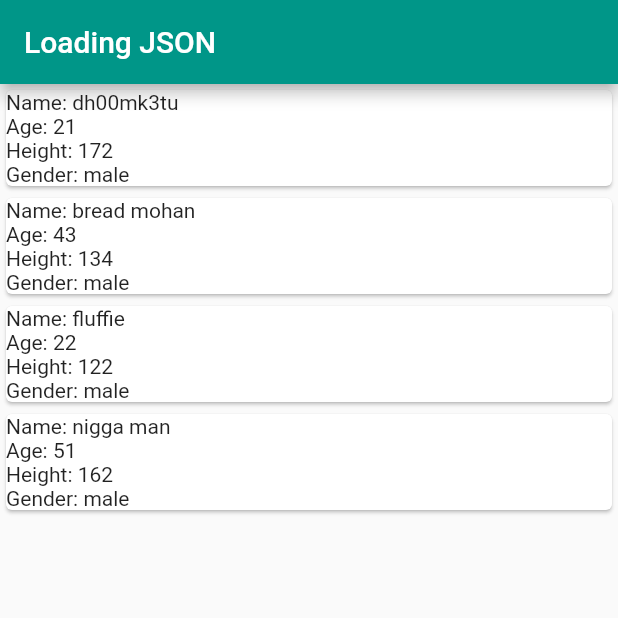
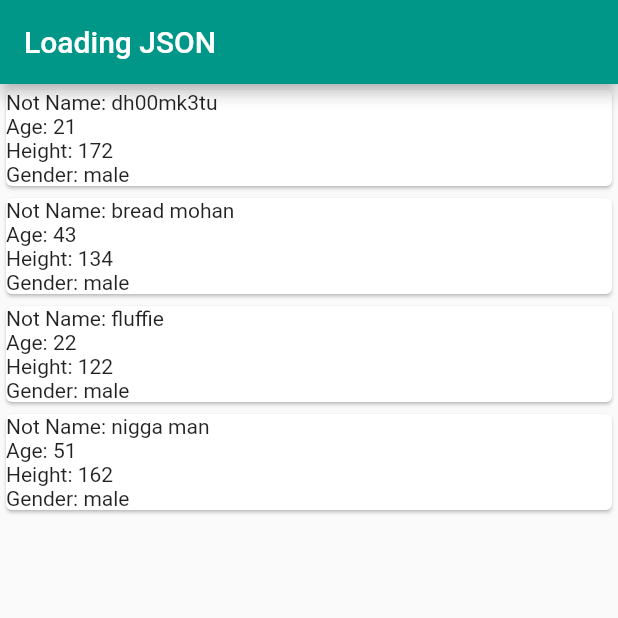
Before and after one commit to dh00mk3tu/flutter-src, a Flutter app: the screen it shows after launch, on a phone screen of 412 x 824 dp, the top half of it. Run offline on Flutter 3.47's test engine with Material 2 defaults, Android fonts, the phone set to English and light mode, and no system bars.

Commit message:
SSH check

```diff
--- a/search/search/lib/main.dart
+++ b/search/search/lib/main.dart
@@ -38,7 +38,7 @@ class HomePageState extends State<HomePage> {
                       child: Column(
                         crossAxisAlignment: CrossAxisAlignment.stretch,
                         children: [
-                          Text("Name: "+mydata[index]['name']),
+                          Text("Not Name: "+mydata[index]['name']),
                           Text("Age: "+mydata[index]['age']),
                           Text("Height: "+mydata[index]['height']),
                           Text("Gender: "+mydata[index]['gender']),
```
